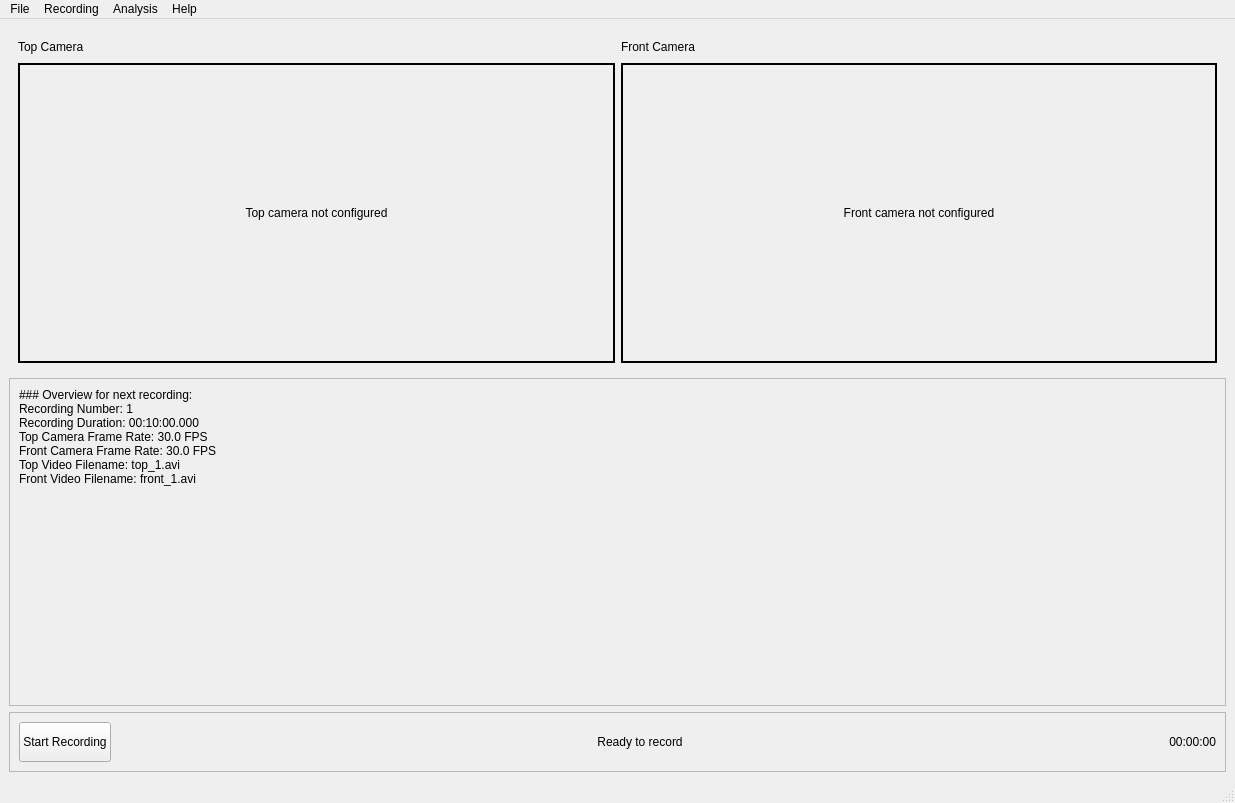
First picture: the form in ui/WGrimaceBox.ui, repository ETHZ-INS/Grimace-Box-Recorder, before the edit.
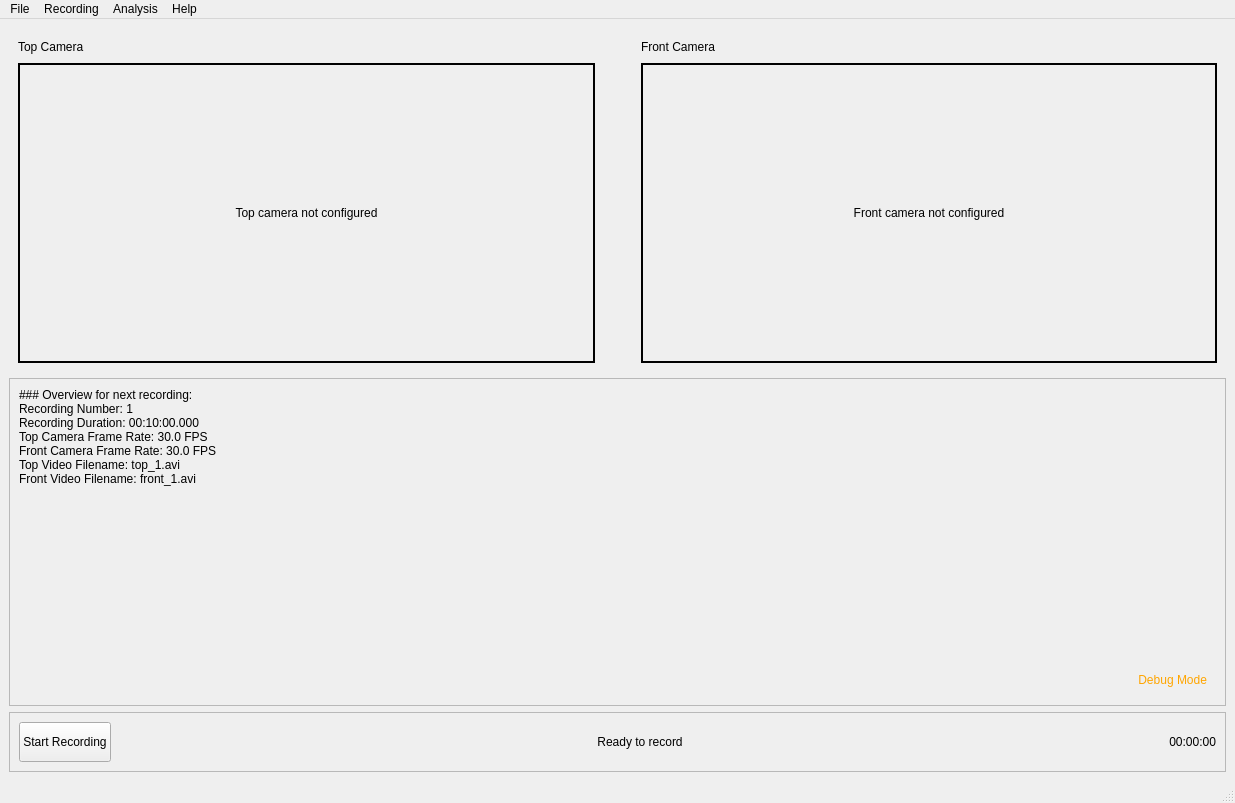
Second picture: the form after the edit.

Diff of the .ui file:
```diff
--- a/ui/WGrimaceBox.ui
+++ b/ui/WGrimaceBox.ui
@@ -38,7 +38,7 @@
       <property name="frameShadow">
        <enum>QFrame::Raised</enum>
       </property>
-      <layout class="QHBoxLayout" name="horizontalLayout_3" stretch="0,0,0">
+      <layout class="QHBoxLayout" name="horizontalLayout_3" stretch="0,0,0,0">
        <property name="sizeConstraint">
         <enum>QLayout::SetMinAndMaxSize</enum>
        </property>
@@ -150,6 +150,19 @@
          </property>
         </spacer>
        </item>
+       <item>
+        <spacer name="horizontalSpacer_2">
+         <property name="orientation">
+          <enum>Qt::Horizontal</enum>
+         </property>
+         <property name="sizeHint" stdset="0">
+          <size>
+           <width>40</width>
+           <height>20</height>
+          </size>
+         </property>
+        </spacer>
+       </item>
        <item>
         <widget class="QFrame" name="frame_5">
          <property name="sizePolicy">
@@ -275,9 +288,27 @@
         </widget>
        </item>
        <item>
+        <widget class="QFrame" name="frame_6">
+         <property name="frameShape">
+          <enum>QFrame::NoFrame</enum>
+         </property>
+         <property name="frameShadow">
+          <enum>QFrame::Raised</enum>
+         </property>
+         <layout class="QVBoxLayout" name="verticalLayout_4">
+          <property name="sizeConstraint">
+           <enum>QLayout::SetDefaultConstraint</enum>
+          </property>
+          <item>
         <widget class="QLabel" name="lbl_warnings">
+            <property name="sizePolicy">
+             <sizepolicy hsizetype="Preferred" vsizetype="MinimumExpanding">
+              <horstretch>0</horstretch>
+              <verstretch>0</verstretch>
+             </sizepolicy>
+            </property>
          <property name="styleSheet">
-          <string notr="true">color: orange</string>
+             <string notr="true"/>
          </property>
          <property name="frameShadow">
           <enum>QFrame::Plain</enum>
@@ -291,6 +322,47 @@
          <property name="alignment">
           <set>Qt::AlignLeading|Qt::AlignLeft|Qt::AlignTop</set>
          </property>
+           </widget>
+          </item>
+          <item>
+           <widget class="QLabel" name="lbl_debug_mode">
+            <property name="enabled">
+             <bool>true</bool>
+            </property>
+            <property name="sizePolicy">
+             <sizepolicy hsizetype="Preferred" vsizetype="Maximum">
+              <horstretch>0</horstretch>
+              <verstretch>0</verstretch>
+             </sizepolicy>
+            </property>
+            <property name="minimumSize">
+             <size>
+              <width>0</width>
+              <height>20</height>
+             </size>
+            </property>
+            <property name="maximumSize">
+             <size>
+              <width>16777215</width>
+              <height>400</height>
+             </size>
+            </property>
+            <property name="styleSheet">
+             <string notr="true">color: orange;
+font: 700 16pt &quot;Segoe UI&quot;;</string>
+            </property>
+            <property name="text">
+             <string>Debug Mode</string>
+            </property>
+            <property name="scaledContents">
+             <bool>false</bool>
+            </property>
+            <property name="alignment">
+             <set>Qt::AlignBottom|Qt::AlignRight|Qt::AlignTrailing</set>
+            </property>
+           </widget>
+          </item>
+         </layout>
         </widget>
        </item>
       </layout>
```
Lines whose indentation alone changed are shown as unchanged.
